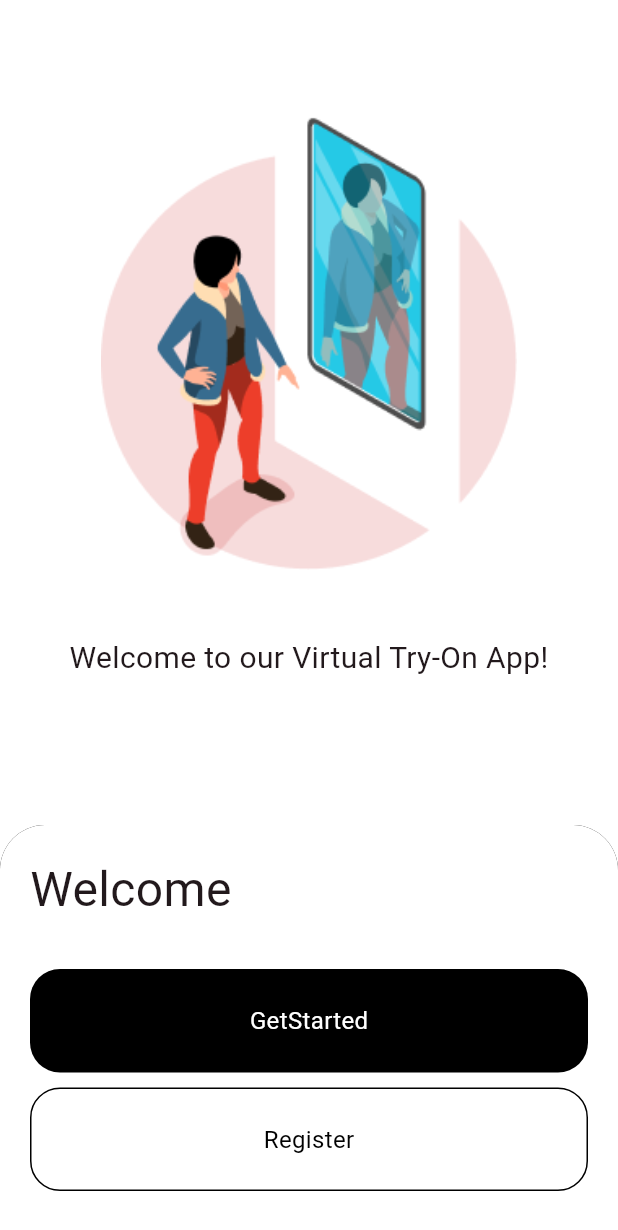
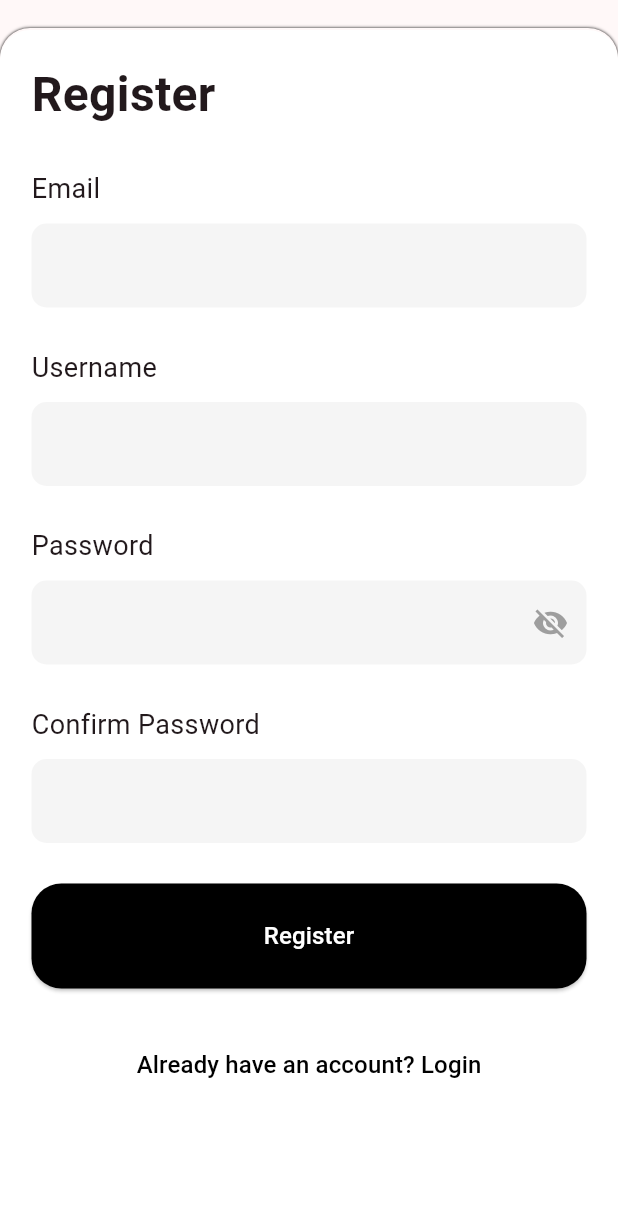
Before and after one commit to k-alaya9/fashion_app_front-end, a Flutter app: the screen it shows after launch, after a tap on "Register", on a phone screen of 412 x 824 dp. Shown: the top 1230 px of the screen. Run offline on Flutter 3.47's test engine with Material 3 defaults, Android fonts, the light colour scheme and no system bars; our stand-ins replace get.

Commit message:
add register screen

```diff
--- /dev/null
+++ b/lib/controller/registerController.dart
@@ -0,0 +1,11 @@
+import 'package:flutter/cupertino.dart';
+import 'package:get/get.dart';
+
+class RegisterController extends GetxController{
+  TextEditingController emailController=TextEditingController();
+  TextEditingController usernameController=TextEditingController();
+  TextEditingController passwordController=TextEditingController();
+  TextEditingController confirmPasswordController=TextEditingController();
+  RxBool passwordVisibility=false.obs;
+  RxBool registerProgress=false.obs;
+}
--- a/lib/view/introduction_screen.dart
+++ b/lib/view/introduction_screen.dart
@@ -1,5 +1,6 @@
 import 'package:fashionapp/controller/introductionController.dart';
 import 'package:fashionapp/view/login_screen.dart';
+import 'package:fashionapp/view/register_screen.dart';
 import 'package:flutter/material.dart';
 import 'package:get/get.dart';
 
@@ -101,7 +102,7 @@ class IntroductionScreen extends StatelessWidget {
                       const SizedBox(height: 10,),
                       InkWell(
                         onTap: (){
-                          // controller.finishIntroGuest();
+                          Get.off(Register_Screen());
                         },
                         child: Container(
                           width: MediaQuery.of(context).size.width,
--- /dev/null
+++ b/lib/view/register_screen.dart
@@ -0,0 +1,136 @@
+import 'package:fashionapp/controller/registerController.dart';
+import 'package:fashionapp/view/login_screen.dart';
+import 'package:flutter/material.dart';
+import 'package:get/get.dart';
+
+class Register_Screen extends StatelessWidget {
+  final GlobalKey<FormState> formkey=GlobalKey<FormState>();
+  final RegisterController controller=Get.put(RegisterController());
+   Register_Screen({super.key});
+
+  @override
+  Widget build(BuildContext context) {
+    return SafeArea(
+      child: Scaffold(
+        body: Container(
+          margin: const EdgeInsets.only(top: 20),
+          height: MediaQuery.of(context).size.height,
+          width: MediaQuery.of(context).size.width,
+          padding: EdgeInsets.symmetric(horizontal: 21,vertical: 10),
+          decoration: const BoxDecoration(
+            color: Colors.white,
+            borderRadius: BorderRadius.only(
+              topLeft: Radius.circular(20),
+              topRight: Radius.circular(20)
+            ),
+            boxShadow: [BoxShadow(offset: Offset(0, -1),blurStyle: BlurStyle.outer,blurRadius: 1)],
+          ),
+          child: Obx(
+            ()=> Form(
+              key: formkey,
+              child: ListView(
+                children: [
+                  const SizedBox(height: 10,),
+                  const  Text("Register",style: TextStyle(fontSize: 32,fontWeight: FontWeight.bold),),
+                  const SizedBox(height: 27,),
+                  const Text("Email",style: TextStyle(fontSize: 18),),
+                  const SizedBox(height: 10,),
+                  buildTextFormField(controller:controller.emailController),
+                  const SizedBox(height: 27,),
+                  const Text("Username",style: TextStyle(fontSize: 18),),
+                  const SizedBox(height: 10,),
+                  buildTextFormField(controller:controller.usernameController),
+                  const SizedBox(height: 27,),
+                  const Text("Password",style: TextStyle(fontSize: 18),),
+                  const SizedBox(height: 10,),
+                  buildPasswordFormField(controller.passwordController, controller.passwordVisibility.value, (){controller.passwordVisibility(!controller.passwordVisibility.value);}),
+                  const SizedBox(height: 27,),
+                  const Text("Confirm Password",style: TextStyle(fontSize: 18),),
+                  const SizedBox(height: 10,),
+                  buildTextFormField(controller:controller.confirmPasswordController,see: true),
+                  const SizedBox(height: 27,),
+                  SizedBox(
+                    width: MediaQuery.of(context).size.width,
+                    height: 70,
+                    child: ElevatedButton(
+                      style: ElevatedButton.styleFrom(
+                          backgroundColor: Colors.black,
+                          shape: RoundedRectangleBorder(
+                              borderRadius: BorderRadius.circular(20)
+                          )
+                      ),
+                      onPressed: (){},
+                      child: controller.registerProgress.value != true
+                          ? const  Text("Register",
+                          style: TextStyle(color: Colors.white,fontSize: 16))
+                          : const CircularProgressIndicator(
+                        color: Colors.white,
+                      ),
+                    ),
+                  ),
+                  const SizedBox(height: 27,),
+                  TextButton(onPressed: (){Get.to(()=>LoginScreen());}, child: Text("Already have an account? Login",style: TextStyle(fontSize: 16,color:Colors.black),))
+                ],
+              ),
+            ),
+          ),
+        ),
+      ),
+    );
+
+  }
+  TextFormField buildTextFormField({controller,see}){
+    return TextFormField(
+      obscureText: see!=null?true:false,
+      controller: controller,
+       validator: (val)=>
+        val ==null || val.isEmpty?  "This Field is requried":null,
+      decoration:  InputDecoration(
+        filled: true,
+        fillColor: Colors.grey[100],
+        border: OutlineInputBorder(
+
+            borderRadius: BorderRadius.circular(10),
+            borderSide:BorderSide.none
+        ),
+        focusedBorder: OutlineInputBorder(
+            borderRadius: BorderRadius.circular(10),
+            borderSide: BorderSide(color:Colors.black)
+        ),
+
+      ),
+    );
+  }
+  TextFormField buildPasswordFormField(Textcontroller,passVisibility,function){
+    return TextFormField(
+      obscureText: !passVisibility,
+      controller: Textcontroller,
+      validator: (value) => value!.isEmpty
+          ? 'this Field is required'
+          : null,
+      decoration: InputDecoration(
+        filled: true,
+        fillColor: Colors.grey[100],
+        border: OutlineInputBorder(
+
+            borderRadius: BorderRadius.circular(10),
+            borderSide:BorderSide.none
+        ),
+        focusedBorder: OutlineInputBorder(
+            borderRadius: BorderRadius.circular(10),
+            borderSide: BorderSide(color:Colors.black)
+        ),
+        // Here is key idea
+        suffixIcon: IconButton(
+          icon: Icon(
+            passVisibility
+                ? Icons.visibility
+                : Icons.visibility_off,
+            color: Colors.grey,
+          ),
+          onPressed:function,
+        ),
+      ),
+    );
+  }
+}
```
